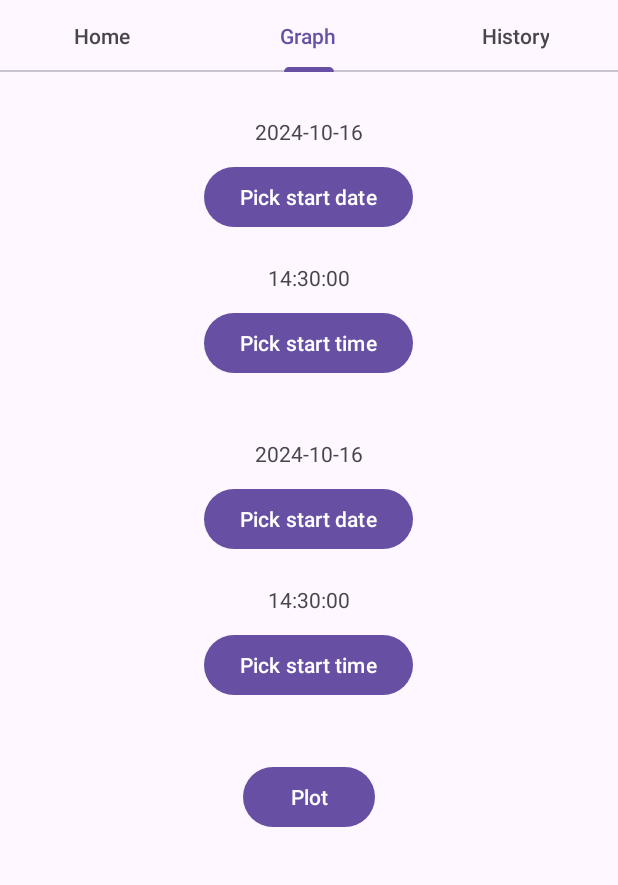
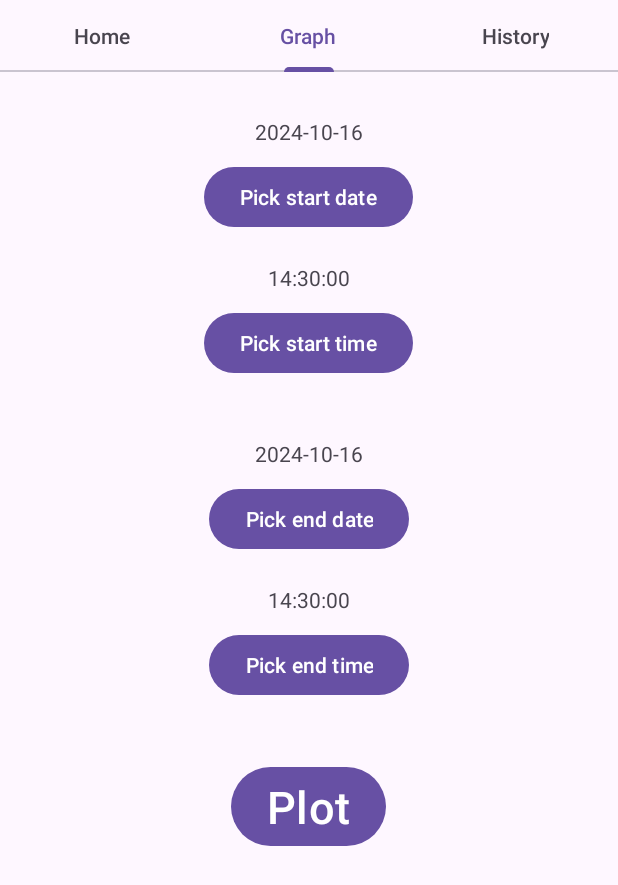
Before and after one commit to faithfuldao/II.3510_2425_SoundDetectorApp, an Android app: the screen it shows after launch (MainActivity), tab 2 chosen, on a phone screen of 412 x 824 dp. Shown: the top 885 px of the screen. Run offline under Robolectric (Android 15) with nearby library versions, the phone set to English and light mode, and no system bars.

Commit message:
fragment 2 corrections

```diff
--- a/app/src/main/res/layout/fragment_2.xml
+++ b/app/src/main/res/layout/fragment_2.xml
@@ -55,7 +55,7 @@
             android:id="@+id/pick_end_date_button"
             android:layout_width="wrap_content"
             android:layout_height="wrap_content"
-            android:text="@string/pick_start_date"
+            android:text="@string/pick_end_date"
             android:layout_marginBottom="20dp"
             android:layout_gravity="center"/>
 
@@ -70,7 +70,7 @@
             android:id="@+id/pick_end_time_button"
             android:layout_width="wrap_content"
             android:layout_height="wrap_content"
-            android:text="@string/pick_start_time"
+            android:text="@string/pick_end_time"
             android:layout_marginBottom="40dp"
             android:layout_gravity="center"/>
 
@@ -81,6 +81,7 @@
             android:layout_width="wrap_content"
             android:layout_height="wrap_content"
             android:text="@string/plot"
+            android:textSize="30dp"
             android:layout_marginBottom="20dp"
             android:layout_gravity="center"/>
 
```
